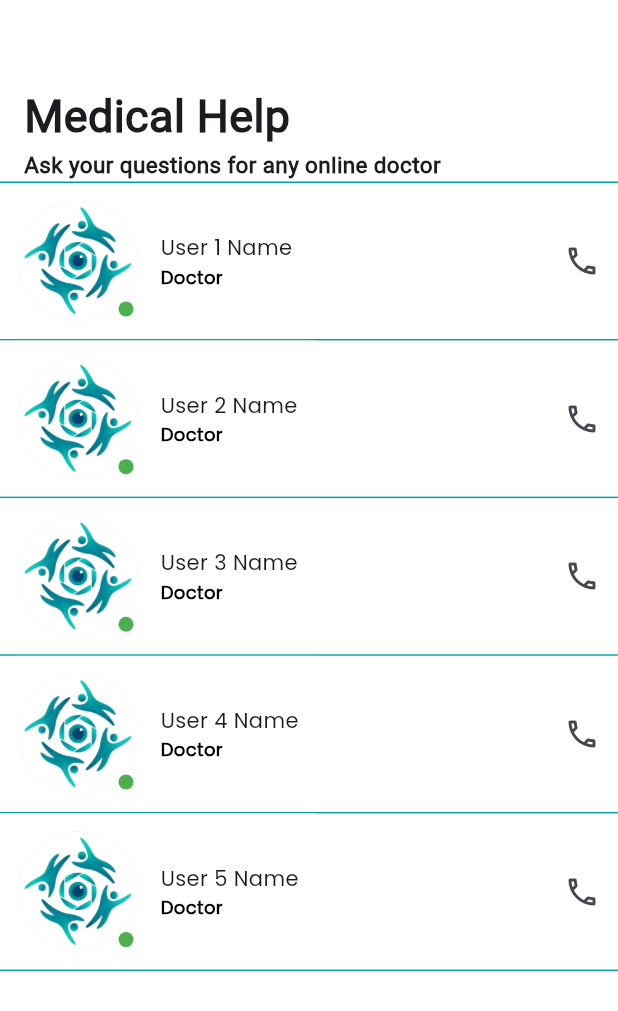
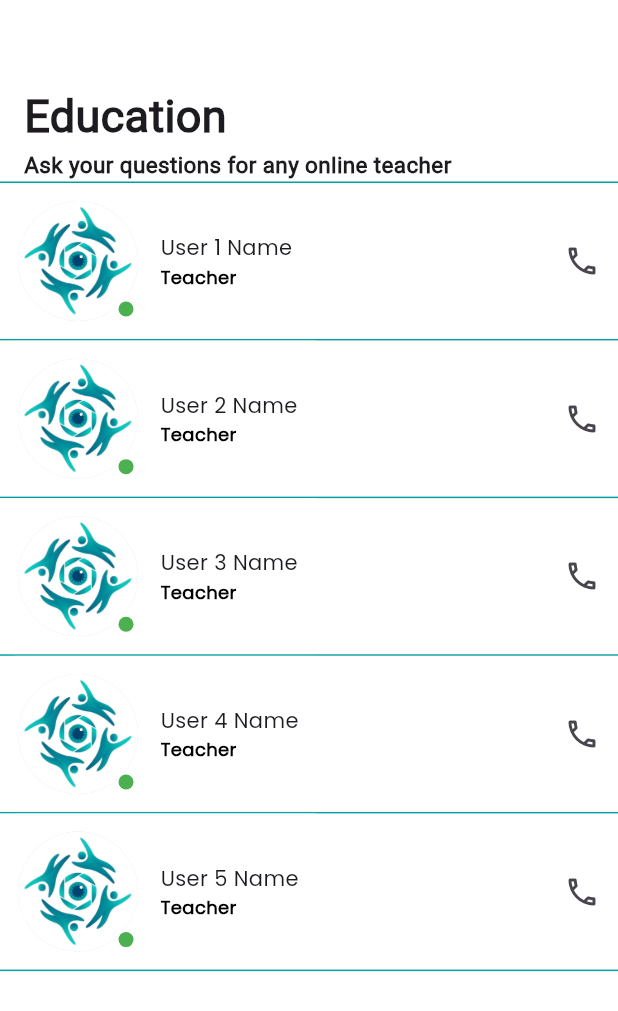
Before and after one commit to MohamedNasr553/VolunHero-Frontend, a Flutter app: the screen it shows after launch, on a phone screen of 412 x 824 dp. Shown: the top 1011 px of the screen. Run offline on Flutter 3.47's test engine with Material 3 defaults, Android fonts, the phone set to English and light mode, and no system bars; our stand-ins replace bloc, dio, flutter_bloc, flutter_svg, fluttertoast, hexcolor and 2 more; missing offline and left inert: smooth_list_view.

Commit message:
Education Page

```diff
--- /dev/null
+++ b/lib/modules/Education/Education_Page.dart
@@ -0,0 +1,158 @@
+import 'package:flutter/material.dart';
+import 'package:hexcolor/hexcolor.dart';
+
+class Education extends StatelessWidget {
+  Education({super.key});
+  List<Map<String, dynamic>> contacts = [];
+
+  @override
+  Widget build(BuildContext context) {
+    for (int i = 1; i <= 5; i++) {
+      contacts.add({
+        'image': 'assets/images/logo.png', // Dummy image filename
+        'name': 'User $i Name', // Dummy description
+        'role': "Teacher" // Calculate time ago
+      });
+    }
+
+    return    Scaffold(
+      appBar: AppBar(),
+      body: Column(
+        children: [
+          Column(
+            mainAxisAlignment: MainAxisAlignment.start,
+            crossAxisAlignment: CrossAxisAlignment.start,
+            children: [
+              Padding(
+                padding: const EdgeInsets.only(left:16.0),
+                child: Column(
+                  crossAxisAlignment: CrossAxisAlignment.start,
+                  children: [
+                    Text(
+                      "Education",
+                      style: TextStyle(
+                          fontSize: 30,
+                          fontWeight: FontWeight.bold,
+                          fontFamily: "Roboto"
+                      ),
+                    ),
+                    Text(
+                      "Ask your questions for any online teacher",
+                      style: TextStyle(
+                          fontSize: 15,
+                          fontWeight: FontWeight.bold,
+                          fontFamily: "Roboto"
+                      ),
+                    ),
+                  ],
+                ),
+              ),
+              SizedBox(height: 1.0,),
+              Container(
+                height: 1.0,
+                color: HexColor("039FA2"),
+              ),
+            ],
+          ),
+          Expanded(
+            child: ListView.separated(
+              physics: const BouncingScrollPhysics(),
+              itemBuilder: (context, index) =>
+                  buildContactItem(index, context),
+              separatorBuilder: (context, index) => Padding(
+                padding: const EdgeInsetsDirectional.only(start: 10.0),
+                child: Container(
+                  width: double.infinity,
+                  height: 0.1,
+                  color: Colors.white,
+                ),
+              ),
+              itemCount: contacts.length,
+            ),
+          ),
+        ],
+      ),
+    );
+  }
+
+  Widget buildContactItem(index, context) {
+    return InkWell(
+      onTap: () {},
+      child: Column(
+        children: [
+          Row(
+            children: [
+              Column(
+                children: [
+                  Container(
+                    color:   Colors.white,
+                    child: Padding(
+                      padding: const EdgeInsets.all(12.0),
+                      child: Row(
+                        children: [
+                          Stack(
+                            alignment: AlignmentDirectional.bottomEnd,
+                            children: [
+                              CircleAvatar(
+                                radius: 40.0,
+                                backgroundImage: AssetImage(contacts[index]['image']),
+                              ),
+                              Padding(
+                                padding: const EdgeInsetsDirectional.only(
+                                  bottom: 3.0,
+                                  end: 3.0,
+                                ),
+                                child: CircleAvatar(
+                                  radius: 5.0,
+                                  backgroundColor: Colors.green,
+                                ),
+                              ),
+                            ],
+                          ),
+                          const SizedBox(
+                            width: 15.0,
+                          ),
+                          Column(
+                            crossAxisAlignment: CrossAxisAlignment.start,
+                            children: [
+                              Text(
+                                contacts[index]['name'],
+                                maxLines: 2,
+                              ),
+                              const SizedBox(
+                                height: 1.0,
+                              ),
+                              Text(
+                                contacts[index]['role'],
+                                style: TextStyle(
+                                  color: Colors.black,
+                                  fontSize: 12.0,
+                                  fontWeight: FontWeight.bold,
+                                ),
+                              ),
+
+                            ],
+                          ),
+                        ],
+                      ),
+                    ),
+                  ),
+
+                ],
+              ),
+              Spacer(),
+              IconButton(
+                  onPressed: (){},
+                  icon: Icon(Icons.call_outlined)
+              )
+            ],
+          ),
+          Container(
+            height: 1.0,
+            color: HexColor("039FA2"),
+          )
+        ],
+      ),
+    );
+  }
+}
--- a/lib/src/app_root.dart
+++ b/lib/src/app_root.dart
@@ -2,6 +2,7 @@
 import 'package:flutter_code/layout/homePage/homepage.dart';
 import 'package:flutter_code/modules/AllQuestions/AllQuestions_Page.dart';
 import 'package:flutter_code/modules/EditProfile/editProfile_Page.dart';
+import 'package:flutter_code/modules/Education/Education_Page.dart';
 import 'package:flutter_code/modules/ForgetPassword/ForgetPassword_Page.dart';
 import 'package:flutter_code/modules/GetSupport/Support_Page.dart';
 import 'package:flutter_code/modules/Login/Login_Page.dart';
@@ -20,7 +21,7 @@
     return MaterialApp(
       debugShowCheckedModeBanner: false,
       theme: lightTheme,
-      home: MedicalHelp(),
+      home: Education(),
     );
   }
 }
```
